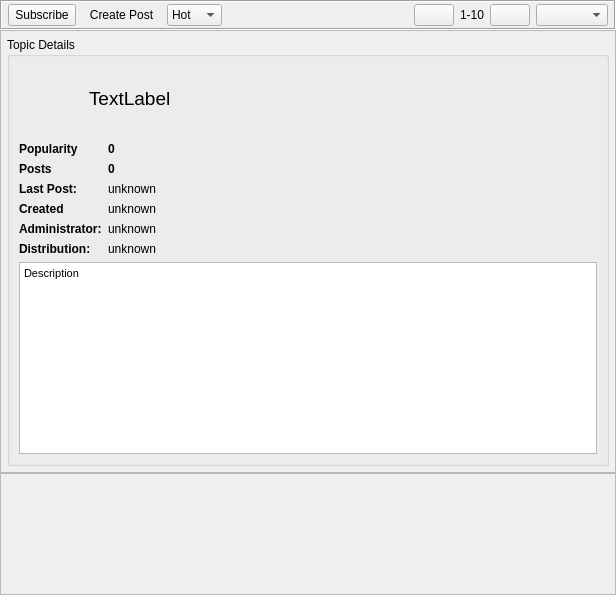
This is retroshare-gui/src/gui/Posted/PostedListWidget.ui in RetroShare/RetroShare as Qt 5 draws it before an edit. The edited form follows.
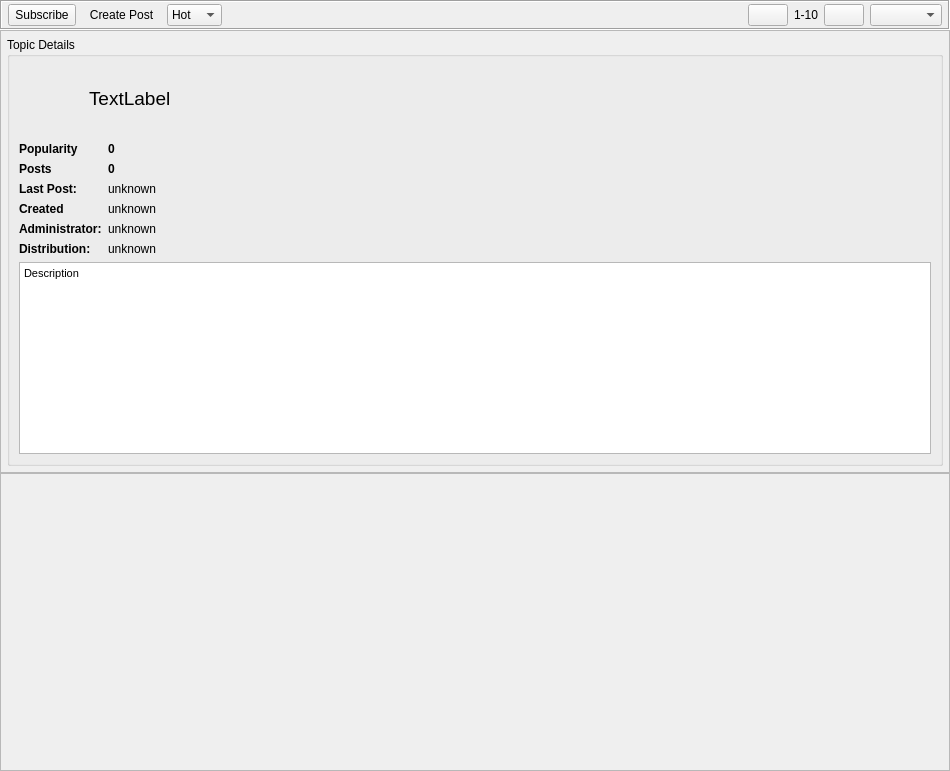
This is the edited form. Icons and pictures are not drawn. Custom widgets are drawn as their Qt base class.

Commit message: load/save prefered identity for voting in posted

What changed in the file:
```diff
--- a/retroshare-gui/src/gui/Posted/PostedListWidget.ui
+++ b/retroshare-gui/src/gui/Posted/PostedListWidget.ui
@@ -6,8 +6,8 @@
    <rect>
     <x>0</x>
     <y>0</y>
-    <width>616</width>
-    <height>595</height>
+    <width>950</width>
+    <height>771</height>
    </rect>
   </property>
   <property name="windowTitle">
@@ -508,7 +508,7 @@
             <string notr="true">&lt;!DOCTYPE HTML PUBLIC &quot;-//W3C//DTD HTML 4.0//EN&quot; &quot;http://www.w3.org/TR/REC-html40/strict.dtd&quot;&gt;
 &lt;html&gt;&lt;head&gt;&lt;meta name=&quot;qrichtext&quot; content=&quot;1&quot; /&gt;&lt;style type=&quot;text/css&quot;&gt;
 p, li { white-space: pre-wrap; }
-&lt;/style&gt;&lt;/head&gt;&lt;body style=&quot; font-family:'MS Shell Dlg 2'; font-size:8.25pt; font-weight:400; font-style:normal;&quot;&gt;
+&lt;/style&gt;&lt;/head&gt;&lt;body style=&quot; font-family:'Sans'; font-size:9pt; font-weight:400; font-style:normal;&quot;&gt;
 &lt;p style=&quot; margin-top:0px; margin-bottom:0px; margin-left:0px; margin-right:0px; -qt-block-indent:0; text-indent:0px;&quot;&gt;&lt;span style=&quot; font-family:'MS Shell Dlg 2'; font-size:8pt;&quot;&gt;Description&lt;/span&gt;&lt;/p&gt;&lt;/body&gt;&lt;/html&gt;</string>
            </property>
            <property name="textInteractionFlags">
```
Left out of the diff: 12 changed lines with no effect on the pictures. The commit also changes 1 other file.
